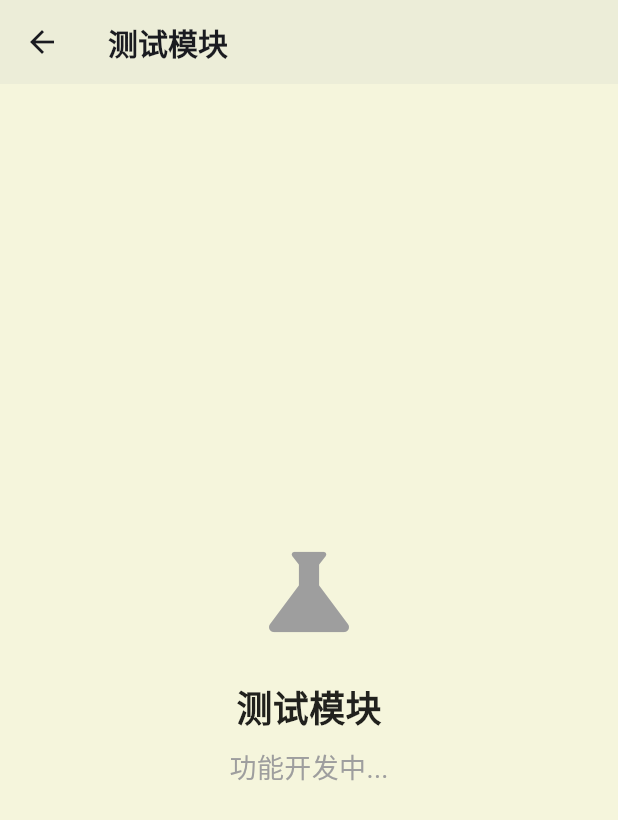
After one commit to zhiwu2006/abcreading_flutter, a Flutter app: the TestPage screen opened directly, on a phone screen of 412 x 824 dp. The commit adds this screen. Shown: the top 820 px of the screen. Run offline on Flutter 3.47's test engine with Material 3 defaults, Android fonts, the phone set to English and light mode, and no system bars; our stand-ins replace connectivity_plus, flutter_tts, hive, shared_preferences, supabase_flutter; missing offline and left inert: postgrest; accounts and stored records are empty; network calls fail; Roboto replaces fonts that are missing (TimesNewRoman).

Commit message:
feat: 添加测试模块功能
- 在主页面AppBar右上角添加测试图标（科学实验图标）
- 创建独立的测试页面（TestPage）
- 实现测试图标点击导航到测试页面
- 测试页面采用Sepia护眼配色，与主应用保持一致
- 测试模块为独立功能，不影响主程序运行

```diff
--- a/lib/presentation/pages/home_page.dart
+++ b/lib/presentation/pages/home_page.dart
@@ -7,6 +7,8 @@ import '../widgets/lesson_list_widget.dart';
 import '../widgets/lesson_content_widget.dart';
 import '../widgets/progress_indicator_widget.dart';
 import '../widgets/settings_drawer.dart';
+import 'test_page.dart';
+import 'test_page.dart';
 
 /// 主页面
 class HomePage extends StatefulWidget {
@@ -68,6 +70,20 @@ class _HomePageState extends State<HomePage> with TickerProviderStateMixin {
               tooltip: '同步数据',
             );
           },
+        ),
+
+        // 测试按钮
+        IconButton(
+          onPressed: () => _navigateToTestPage(),
+          icon: const Icon(Icons.science),
+          tooltip: '测试模块',
+        ),
+
+        // 测试按钮
+        IconButton(
+          onPressed: () => _navigateToTestPage(),
+          icon: const Icon(Icons.science),
+          tooltip: '测试模块',
         ),
 
         // 设置按钮
@@ -138,7 +154,8 @@ class _HomePageState extends State<HomePage> with TickerProviderStateMixin {
                   child: const Icon(Icons.navigate_before),
                 ),
 
-              if (progressProvider.canGoPrevious() && progressProvider.canGoNext())
+              if (progressProvider.canGoPrevious() &&
+                  progressProvider.canGoNext())
                 const SizedBox(height: 8),
 
               // 下一课按钮
@@ -361,7 +378,8 @@ class _HomePageState extends State<HomePage> with TickerProviderStateMixin {
       final lessonProvider = context.read<LessonProvider>();
 
       try {
-        final success = await progressProvider.resetProgress(lessonProvider.totalLessons);
+        final success =
+            await progressProvider.resetProgress(lessonProvider.totalLessons);
 
         if (success) {
           // 重置当前课程
@@ -396,4 +414,22 @@ class _HomePageState extends State<HomePage> with TickerProviderStateMixin {
       }
     }
   }
+
+  /// 导航到测试页面
+  void _navigateToTestPage() {
+    Navigator.of(context).push(
+      MaterialPageRoute(
+        builder: (context) => const TestPage(),
+      ),
+    );
+  }
+
+  /// 导航到测试页面
+  void _navigateToTestPage() {
+    Navigator.of(context).push(
+      MaterialPageRoute(
+        builder: (context) => const TestPage(),
+      ),
+    );
+  }
 }
--- /dev/null
+++ b/lib/presentation/pages/test_page.dart
@@ -0,0 +1,64 @@
+import 'package:flutter/material.dart';
+
+class TestPage extends StatefulWidget {
+  const TestPage({super.key});
+
+  @override
+  State<TestPage> createState() => _TestPageState();
+}
+
+class _TestPageState extends State<TestPage> {
+  @override
+  Widget build(BuildContext context) {
+    return Scaffold(
+      appBar: AppBar(
+        title: const Text(
+          '测试模块',
+          style: TextStyle(
+            fontFamily: 'TimesNewRoman',
+            fontSize: 20,
+            fontWeight: FontWeight.bold,
+          ),
+        ),
+        backgroundColor: const Color(0xFFF5F5DC), // Sepia背景色
+        elevation: 1,
+        leading: IconButton(
+          icon: const Icon(Icons.arrow_back),
+          onPressed: () => Navigator.of(context).pop(),
+        ),
+      ),
+      backgroundColor: const Color(0xFFF5F5DC), // Sepia背景色
+      body: const Center(
+        child: Column(
+          mainAxisAlignment: MainAxisAlignment.center,
+          children: [
+            Icon(
+              Icons.science,
+              size: 80,
+              color: Colors.grey,
+            ),
+            SizedBox(height: 20),
+            Text(
+              '测试模块',
+              style: TextStyle(
+                fontFamily: 'TimesNewRoman',
+                fontSize: 24,
+                fontWeight: FontWeight.bold,
+                color: Colors.black87,
+              ),
+            ),
+            SizedBox(height: 10),
+            Text(
+              '功能开发中...',
+              style: TextStyle(
+                fontFamily: 'TimesNewRoman',
+                fontSize: 18,
+                color: Colors.grey,
+              ),
+            ),
+          ],
+        ),
+      ),
+    );
+  }
+}
```
